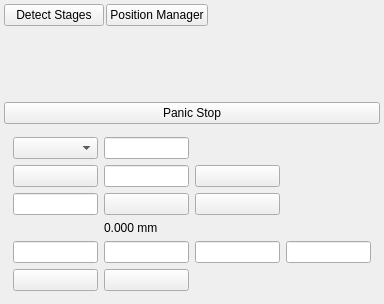
janlazer/UKE-thorKinesisPlugin, file thorKinesisPlugin/thorlabsKinesisPlugin_UI.ui: the form before one commit.
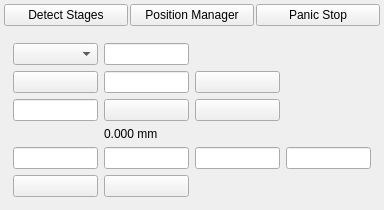
The form after the commit.

Commit message: Align Kinesis stage GUI with QMotion

```diff
--- a/thorKinesisPlugin/thorlabsKinesisPlugin_UI.ui
+++ b/thorKinesisPlugin/thorlabsKinesisPlugin_UI.ui
@@ -62,40 +62,31 @@
        </widget>
       </item>
       <item>
-       <spacer name="horizontalSpacerTop">
-        <property name="orientation">
-         <enum>Qt::Horizontal</enum>
+       <widget class="QPushButton" name="pushButton_stop">
+        <property name="text">
+         <string>Panic Stop</string>
         </property>
-        <property name="sizeHint" stdset="0">
+       </widget>
+      </item>
+     </layout>
+    </item>
+    <item>
+     <widget class="QWidget" name="stageFrameContainer" native="true">
+      <property name="sizePolicy">
+       <sizepolicy hsizetype="Preferred" vsizetype="Fixed">
+        <horstretch>0</horstretch>
+        <verstretch>0</verstretch>
+       </sizepolicy>
+      </property>
+      <property name="minimumSize">
          <size>
-          <width>40</width>
-          <height>20</height>
-         </size>
-        </property>
-       </spacer>
-      </item>
-     </layout>
-    </item>
-    <item>
-     <widget class="QScrollArea" name="scrollArea_axes">
-      <property name="frameShape">
-       <enum>QFrame::NoFrame</enum>
-      </property>
-      <property name="widgetResizable">
-       <bool>true</bool>
-      </property>
-      <widget class="QWidget" name="scrollAreaWidgetContents_axes">
-       <property name="geometry">
-        <rect>
-         <x>0</x>
-         <y>0</y>
-         <width>376</width>
-         <height>69</height>
-        </rect>
-       </property>
+        <width>0</width>
+        <height>0</height>
+       </size>
+      </property>
        <layout class="QVBoxLayout" name="axisFramesLayout">
         <property name="spacing">
-         <number>4</number>
+        <number>2</number>
         </property>
         <property name="leftMargin">
          <number>0</number>
@@ -111,18 +102,6 @@
         </property>
        </layout>
       </widget>
-     </widget>
-    </item>
-    <item>
-     <layout class="QHBoxLayout" name="horizontalLayout">
-      <item>
-       <widget class="QPushButton" name="pushButton_stop">
-        <property name="text">
-         <string>Panic Stop</string>
-        </property>
-       </widget>
-      </item>
-     </layout>
     </item>
     <item>
      <widget class="QWidget" name="legacyControlBridge" native="true">
```
Lines whose indentation alone changed are shown as unchanged. The commit also changes 3 other files.
